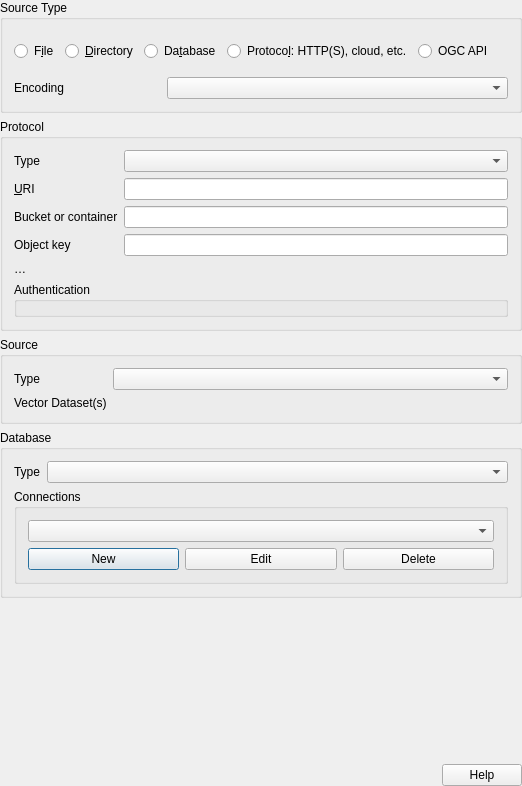
Before: the Qt Designer form src/ui/qgsogrsourceselectbase.ui in qgis/QGIS, drawn with Qt 5.
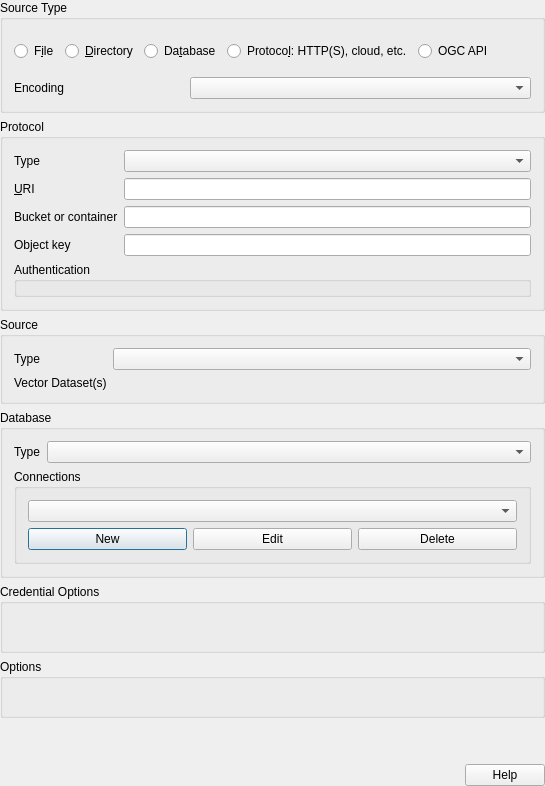
After: the same form once the commit is applied. Icons and pictures are not drawn. Custom widgets are drawn as their Qt base class.

Commit message: Add credential options to OGR source select

Diff of the .ui file:
```diff
--- a/src/ui/qgsogrsourceselectbase.ui
+++ b/src/ui/qgsogrsourceselectbase.ui
@@ -6,7 +6,7 @@
    <rect>
     <x>0</x>
     <y>0</y>
-    <width>522</width>
+    <width>545</width>
     <height>786</height>
    </rect>
   </property>
@@ -191,19 +191,6 @@
          <widget class="QLineEdit" name="mKey"/>
         </item>
         <item row="4" column="0" colspan="2">
-         <widget class="QLabel" name="mAuthWarning">
-          <property name="text">
-           <string>…</string>
-          </property>
-          <property name="wordWrap">
-           <bool>true</bool>
-          </property>
-          <property name="openExternalLinks">
-           <bool>true</bool>
-          </property>
-         </widget>
-        </item>
-        <item row="5" column="0" colspan="2">
          <widget class="QGroupBox" name="mAuthGroupBox">
           <property name="title">
            <string>Authentication</string>
@@ -365,6 +352,18 @@
        </layout>
       </widget>
      </item>
+     <item>
+      <widget class="QgsCollapsibleGroupBox" name="mCredentialOptionsGroupBox">
+       <property name="title">
+        <string>Credential Options</string>
+       </property>
+       <layout class="QVBoxLayout" name="openOptionsVBoxLayout_2" stretch="1">
+        <item>
+         <layout class="QFormLayout" name="mCredentialOptionsLayout"/>
+        </item>
+       </layout>
+      </widget>
+     </item>
      <item>
       <widget class="QgsScrollArea" name="scrollArea">
        <property name="frameShape">
@@ -390,8 +389,8 @@
          <rect>
           <x>0</x>
           <y>0</y>
-          <width>506</width>
-          <height>78</height>
+          <width>529</width>
+          <height>77</height>
          </rect>
         </property>
         <layout class="QVBoxLayout" name="verticalLayout_5">
@@ -408,8 +407,8 @@
           <number>0</number>
          </property>
          <item>
-          <widget class="QgsCollapsibleGroupBox" name="mOpenOptionsGroupBox" native="true">
-           <property name="title" stdset="0">
+          <widget class="QgsCollapsibleGroupBox" name="mOpenOptionsGroupBox">
+           <property name="title">
             <string>Options</string>
            </property>
            <layout class="QVBoxLayout" name="openOptionsVBoxLayout">
@@ -460,21 +459,9 @@
  </widget>
  <layoutdefault spacing="6" margin="11"/>
  <customwidgets>
-  <customwidget>
-   <class>QgsFileWidget</class>
-   <extends>QWidget</extends>
-   <header>qgsfilewidget.h</header>
-   <container>1</container>
-  </customwidget>
-  <customwidget>
-   <class>QgsAuthSettingsWidget</class>
-   <extends>QWidget</extends>
-   <header>qgsauthsettingswidget.h</header>
-   <container>1</container>
-  </customwidget>
   <customwidget>
    <class>QgsCollapsibleGroupBox</class>
-   <extends>QWidget</extends>
+   <extends>QGroupBox</extends>
    <header>qgscollapsiblegroupbox.h</header>
    <container>1</container>
   </customwidget>
@@ -484,6 +471,18 @@
    <header>qgsscrollarea.h</header>
    <container>1</container>
   </customwidget>
+  <customwidget>
+   <class>QgsFileWidget</class>
+   <extends>QWidget</extends>
+   <header>qgsfilewidget.h</header>
+   <container>1</container>
+  </customwidget>
+  <customwidget>
+   <class>QgsAuthSettingsWidget</class>
+   <extends>QWidget</extends>
+   <header>qgsauthsettingswidget.h</header>
+   <container>1</container>
+  </customwidget>
  </customwidgets>
  <tabstops>
   <tabstop>radioSrcFile</tabstop>
```
Left out of the diff: 48 changed lines with no effect on the pictures. The commit also changes 2 other files.
